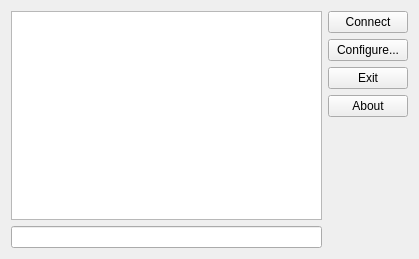
Old version of the form client/mainwindow.ui in the repository alu0100851700/ChatMultiusuario.
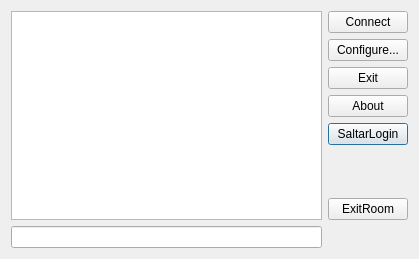
New version of the form.

Diff of the .ui file:
```diff
--- a/client/mainwindow.ui
+++ b/client/mainwindow.ui
@@ -76,6 +76,13 @@
        </property>
       </widget>
      </item>
+     <item>
+      <widget class="QPushButton" name="pushButton_2">
+       <property name="text">
+        <string>SaltarLogin</string>
+       </property>
+      </widget>
+     </item>
      <item>
       <spacer name="verticalSpacer">
        <property name="orientation">
@@ -89,6 +96,13 @@
        </property>
       </spacer>
      </item>
+     <item>
+      <widget class="QPushButton" name="pushButton">
+       <property name="text">
+        <string>ExitRoom</string>
+       </property>
+      </widget>
+     </item>
      <item>
       <widget class="QPushButton" name="Avatar">
        <property name="sizePolicy">
```
